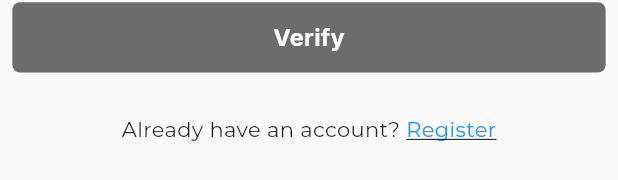
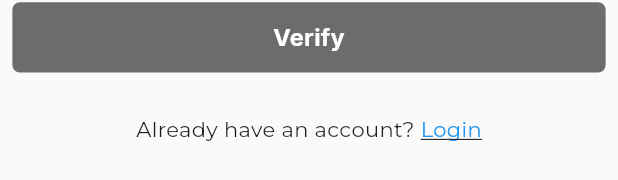
Before and after one commit to bhavika2703/mahakumbh, a Flutter app: the SignUpForm widget shown alone on an empty page, opened directly, on a phone screen of 412 x 824 dp. Shown: the part 927-1107 px from the top of the screen. Run offline on Flutter 3.47's test engine with Material 3 defaults, Android fonts, the phone set to English and light mode, and no system bars; drawn by our look-alikes of overlay_support; our stand-ins replace cached_network_image, carousel_slider, flutter_otp_text_field, fluttertoast, google_fonts, page_transition and 2 more; accounts and stored records are empty.

Commit message:
navigation added

```diff
--- a/kumb_mela/lib/app_routes.dart
+++ b/kumb_mela/lib/app_routes.dart
@@ -1,6 +1,7 @@
 import 'package:flutter/cupertino.dart';
 import 'package:kumb_mela/screens/dashboard_screens/home_page.dart';
 import 'package:kumb_mela/screens/login_screens/forget_password.dart';
+import 'package:kumb_mela/screens/login_screens/login_page.dart';
 import 'package:kumb_mela/screens/login_screens/otp_screen.dart';
 import 'package:kumb_mela/screens/login_screens/registration_complete.dart';
 
@@ -20,7 +21,7 @@ class AppRoutes {
       // dashBoardRoute: (ctx) => const HomeScreen(),
       registerPageRoute: (ctx) => const RegistrationComplete(),
       homeRoute: (ctx) => const HomePage(),
-      forgotPasswordRoute: (ctx) => const ForgetPassword(),
+      forgotPasswordRoute: (ctx) => const Login(),
       forgotPasswordRouteOtp: (ctx) => const OtpScreen(),
       // caseViewRoute: (ctx) => const CaseViewPage(),
       // loginPageRoute: (ctx) => const LoginScreen(),
--- a/kumb_mela/lib/screens/login_screens/registration_page.dart
+++ b/kumb_mela/lib/screens/login_screens/registration_page.dart
@@ -2,6 +2,9 @@ import 'package:flutter/material.dart';
 import 'package:flutter/services.dart';
 import 'package:kumb_mela/constatns.dart';
 import 'package:kumb_mela/custom_button/custom_button_register.dart';
+import 'package:kumb_mela/screens/login_screens/login_page.dart';
+import 'package:kumb_mela/screens/login_screens/otp_screen.dart';
+import 'package:kumb_mela/theme/navigator.dart';
 import 'package:kumb_mela/theme/padding.dart';
 import 'package:kumb_mela/utility/widgets/app_constant.dart';
 
@@ -39,7 +42,13 @@ class _SignUpFormState extends State<SignUpForm> {
   bool _isProgress = false;
   String? _selectedCountryCode = '+91';
   String? _selectedLanguage;
-  final List<String> _languages = ['English', 'Hindi', 'Spanish', 'French', 'German'];
+  final List<String> _languages = [
+    'English',
+    'Hindi',
+    'Spanish',
+    'French',
+    'German'
+  ];
 
   @override
   Widget build(BuildContext context) {
@@ -98,7 +107,8 @@ class _SignUpFormState extends State<SignUpForm> {
                     border: OutlineInputBorder(),
                   ),
                   value: _selectedCountryCode,
-                  items: <String>['+91', '+1', '+44'].map<DropdownMenuItem<String>>((String value) {
+                  items: <String>['+91', '+1', '+44']
+                      .map<DropdownMenuItem<String>>((String value) {
                     return DropdownMenuItem<String>(
                       value: value,
                       child: Text(value),
@@ -172,7 +182,7 @@ class _SignUpFormState extends State<SignUpForm> {
               title: AppConstant.RegisterButtonText,
               onPressed: () {
                 if (_formGlobalKey.currentState!.validate()) {
-                  Register();
+                  kNavigator(context, OtpScreen());
                 }
               }),
           const SizedBox(height: 20.0),
@@ -182,10 +192,10 @@ class _SignUpFormState extends State<SignUpForm> {
               const Text('Already have an account? '),
               GestureDetector(
                 onTap: () {
-                  // Handle Register navigation
+                  kNavigator(context, Login());
                 },
                 child: const Text(
-                  'Register',
+                  'Login',
                   style: TextStyle(
                     color: Colors.blue,
                     decoration: TextDecoration.underline,
@@ -200,7 +210,10 @@ class _SignUpFormState extends State<SignUpForm> {
   }
 
   void Register() async {
-    var model = {"username": _firstnameController.text, "password": _lastnameController.text};
+    var model = {
+      "username": _firstnameController.text,
+      "password": _lastnameController.text
+    };
     setProgress(true);
     // try {
     //   final response = await KhumabMelaApis.Register(model);
```
Also changed, not shown: kumb_mela/lib/screens/login_screens/login_page.dart (+7 -2 lines).
